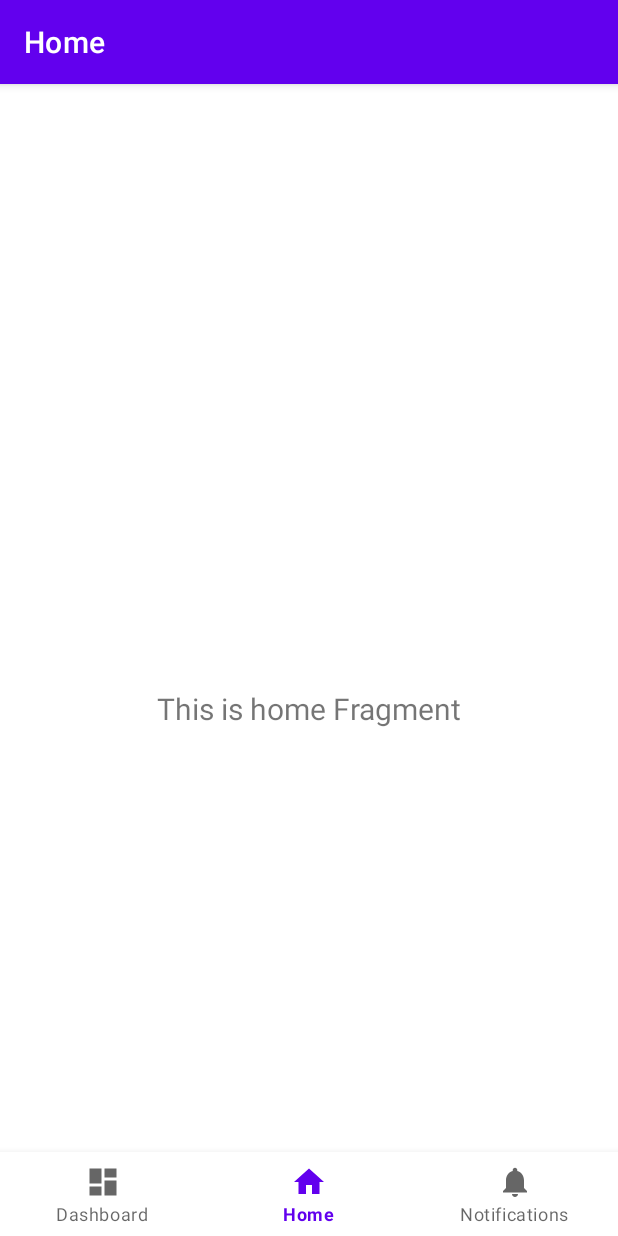
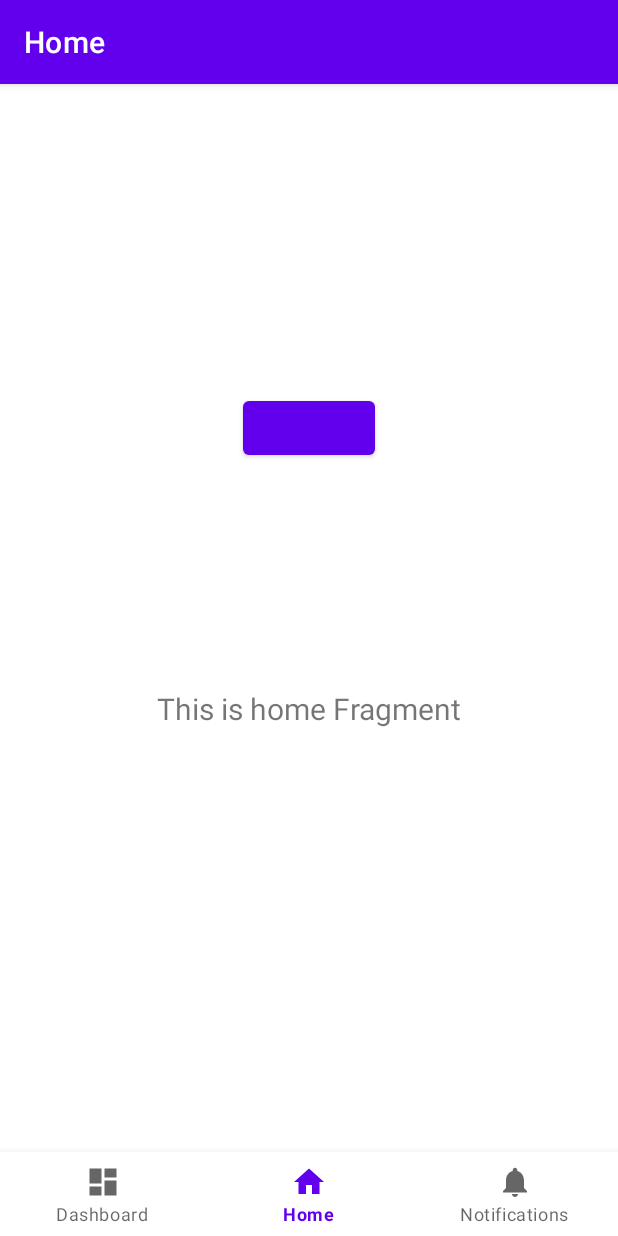
Before and after one commit to erlhol/Oscyclo-IN2000, an Android app: the screen it shows after launch (MainActivity), on a phone screen of 412 x 824 dp. Run offline under Robolectric (Android 15) with nearby library versions, the phone set to English and light mode, and no system bars; our stand-ins replace navigation-ui.

Commit message:
Added button

```diff
--- a/app/src/main/java/com/example/sykkelapp/MainActivity.kt
+++ b/app/src/main/java/com/example/sykkelapp/MainActivity.kt
@@ -1,6 +1,8 @@
 package com.example.sykkelapp
 
+import android.content.Intent
 import android.os.Bundle
+import android.widget.Button
 import com.google.android.material.bottomnavigation.BottomNavigationView
 import androidx.appcompat.app.AppCompatActivity
 import androidx.navigation.findNavController
@@ -33,5 +35,11 @@ class MainActivity : AppCompatActivity() {
         )
         setupActionBarWithNavController(navController, appBarConfiguration)
         navView.setupWithNavController(navController)
+
+        val myButton = findViewById<Button>(R.id.button)
+        myButton.setOnClickListener {
+            val intent = Intent(this,MapsActivity::class.java)
+            startActivity(intent)
+        }
     }
 }
--- a/app/src/main/res/layout/fragment_home.xml
+++ b/app/src/main/res/layout/fragment_home.xml
@@ -19,4 +19,14 @@
         app:layout_constraintEnd_toEndOf="parent"
         app:layout_constraintStart_toStartOf="parent"
         app:layout_constraintTop_toTopOf="parent" />
+
+    <Button
+        android:id="@+id/button"
+        android:layout_width="wrap_content"
+        android:layout_height="wrap_content"
+        app:layout_constraintBottom_toTopOf="@+id/text_home"
+        app:layout_constraintEnd_toEndOf="parent"
+        app:layout_constraintStart_toStartOf="parent"
+        app:layout_constraintTop_toTopOf="parent">
+    </Button>
 </androidx.constraintlayout.widget.ConstraintLayout>
```
